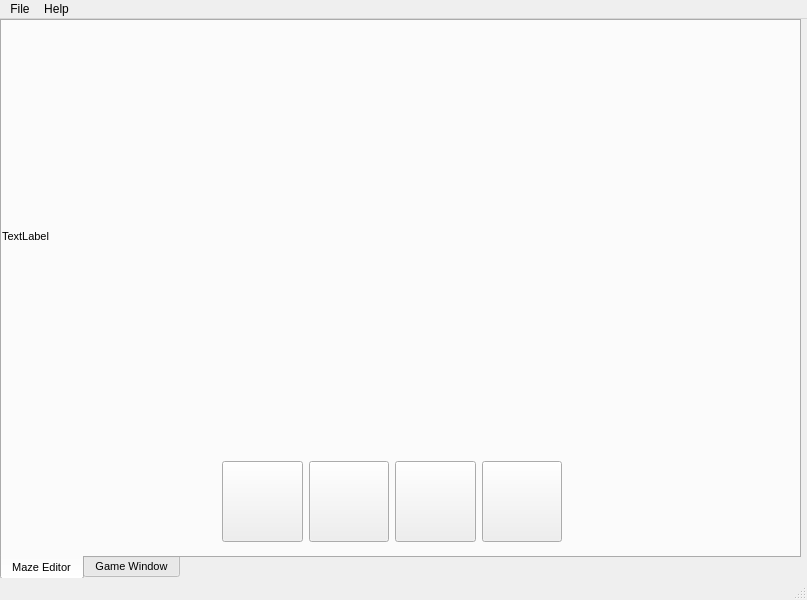
Old version of the form viewer.ui in the repository C2-YK/a9-an-educational-app-FredZ-U.
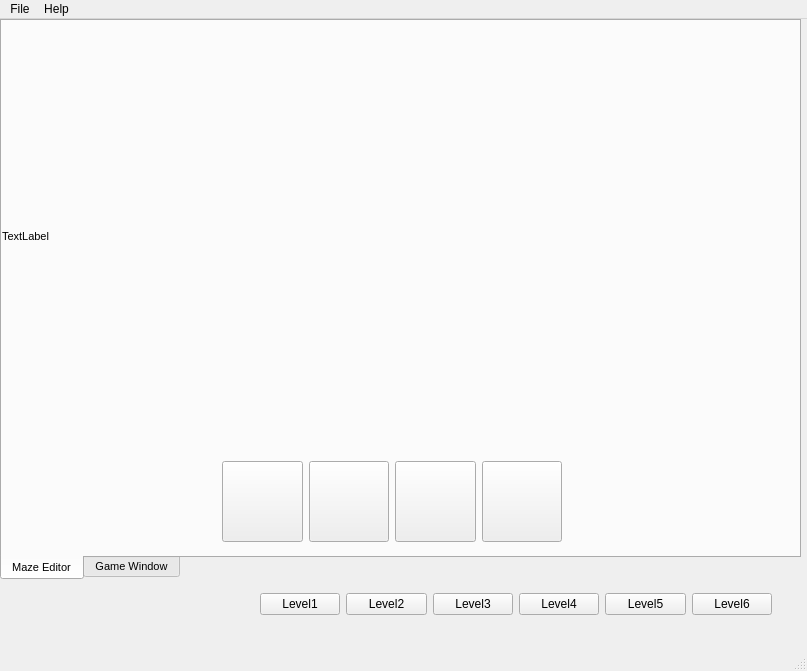
New version of the form. The open tabs and pages were chosen to show the change. Icons and pictures are not drawn.

Commit message: Add UI button let Player able to choose example levels

The edit to the form file:
```diff
--- a/viewer.ui
+++ b/viewer.ui
@@ -7,7 +7,7 @@
     <x>0</x>
     <y>0</y>
     <width>807</width>
-    <height>600</height>
+    <height>671</height>
    </rect>
   </property>
   <property name="windowTitle">
@@ -346,6 +346,60 @@
      </widget>
     </widget>
    </widget>
+   <widget class="QWidget" name="horizontalLayoutWidget_3">
+    <property name="geometry">
+     <rect>
+      <x>260</x>
+      <y>550</y>
+      <width>512</width>
+      <height>71</height>
+     </rect>
+    </property>
+    <layout class="QHBoxLayout" name="horizontalLayout_3">
+     <item>
+      <widget class="QPushButton" name="Level1Button">
+       <property name="text">
+        <string>Level1</string>
+       </property>
+      </widget>
+     </item>
+     <item>
+      <widget class="QPushButton" name="Level2Button">
+       <property name="text">
+        <string>Level2</string>
+       </property>
+      </widget>
+     </item>
+     <item>
+      <widget class="QPushButton" name="Level3Button">
+       <property name="text">
+        <string>Level3</string>
+       </property>
+      </widget>
+     </item>
+     <item>
+      <widget class="QPushButton" name="Level4Button">
+       <property name="text">
+        <string>Level4</string>
+       </property>
+      </widget>
+     </item>
+     <item>
+      <widget class="QPushButton" name="Level5Button">
+       <property name="text">
+        <string>Level5</string>
+       </property>
+      </widget>
+     </item>
+     <item>
+      <widget class="QPushButton" name="Level6Button">
+       <property name="text">
+        <string>Level6</string>
+       </property>
+      </widget>
+     </item>
+    </layout>
+   </widget>
   </widget>
   <widget class="QMenuBar" name="menubar">
    <property name="geometry">
```
Left out of the diff: 2 changed lines with no effect on the pictures. The commit also changes 3 other files.
